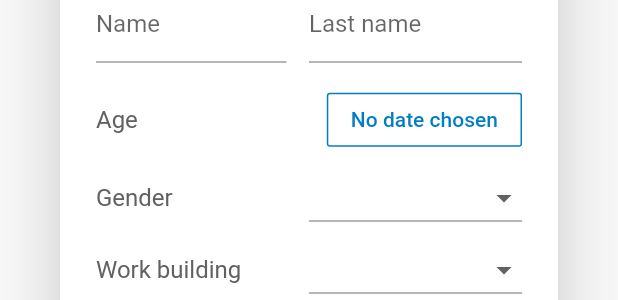
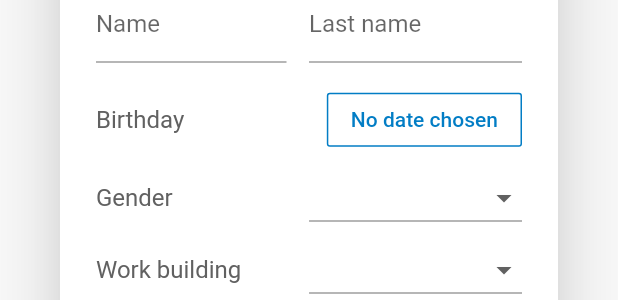
Before and after one commit to awetg/CarePanda, a Flutter app: the UserDataPopup widget shown alone on an empty page, opened directly, on a phone screen of 412 x 824 dp. Shown: the part 445-745 px from the top of the screen. Run offline on Flutter 3.47's test engine with Material 2 defaults, Android fonts, the phone set to English and light mode, and no system bars; our stand-ins replace firebase_messaging, get_it, shared_preferences; accounts and stored records are empty; statements that could not run were skipped.

Commit message:
changed age to birthday

```diff
--- a/lib/UserDataPopup.dart
+++ b/lib/UserDataPopup.dart
@@ -142,7 +142,7 @@ class _UserDataPopup extends State<UserDataPopup> {
             Row(children: [
               Expanded(
                 child: Text(
-                  "Age",
+                  "Birthday",
                   style: TextStyle(color: Colors.grey[700]),
                 ),
               ),
```
